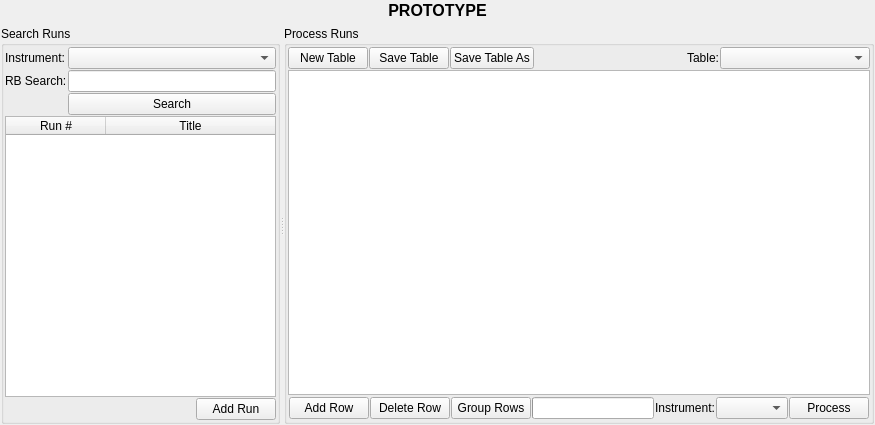
First picture: the form in Code/Mantid/MantidQt/CustomInterfaces/inc/MantidQtCustomInterfaces/ReflMainWidget.ui, repository mantidproject/mantid, before the edit.
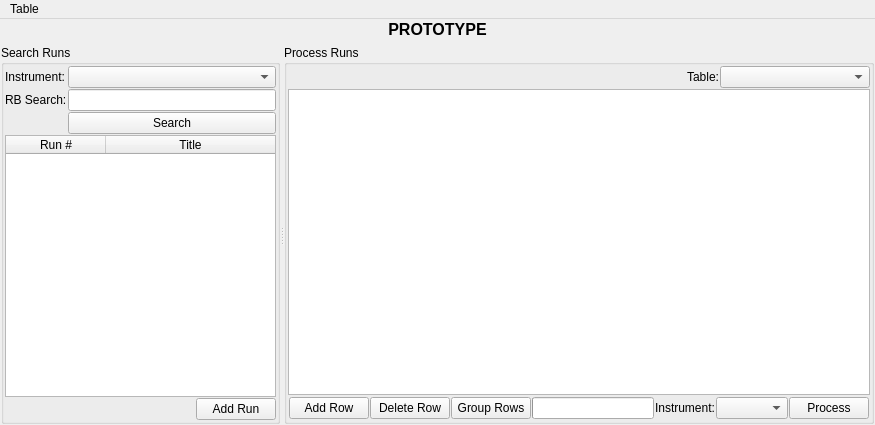
Second picture: the form after the edit. Icons and pictures are not drawn. Custom widgets are drawn as their Qt base class.

Commit message: Refs #10376 Move New, Save, and Save As to menu bar

What changed in the file:
```diff
--- a/Code/Mantid/MantidQt/CustomInterfaces/inc/MantidQtCustomInterfaces/ReflMainWidget.ui
+++ b/Code/Mantid/MantidQt/CustomInterfaces/inc/MantidQtCustomInterfaces/ReflMainWidget.ui
@@ -233,36 +233,6 @@
           </property>
           <item>
            <layout class="QHBoxLayout" name="layoutTableButtons">
-            <item>
-             <widget class="QPushButton" name="buttonNew">
-              <property name="toolTip">
-               <string>Start a new table</string>
-              </property>
-              <property name="text">
-               <string>New Table</string>
-              </property>
-             </widget>
-            </item>
-            <item>
-             <widget class="QPushButton" name="buttonSave">
-              <property name="toolTip">
-               <string>Save the current table as a Table Workspace</string>
-              </property>
-              <property name="text">
-               <string>Save Table</string>
-              </property>
-             </widget>
-            </item>
-            <item>
-             <widget class="QPushButton" name="buttonSaveAs">
-              <property name="toolTip">
-               <string>Save the current table as a Table Workspace</string>
-              </property>
-              <property name="text">
-               <string>Save Table As</string>
-              </property>
-             </widget>
-            </item>
             <item>
              <spacer name="spacerTableButtons">
               <property name="orientation">
@@ -433,6 +403,25 @@
     </item>
    </layout>
   </widget>
+  <widget class="QMenuBar" name="menuBar">
+   <property name="geometry">
+    <rect>
+     <x>0</x>
+     <y>0</y>
+     <width>875</width>
+     <height>23</height>
+    </rect>
+   </property>
+   <widget class="QMenu" name="menuTable">
+    <property name="title">
+     <string>Table</string>
+    </property>
+    <addaction name="actionNewTable"/>
+    <addaction name="actionSaveTable"/>
+    <addaction name="actionSaveTableAs"/>
+   </widget>
+   <addaction name="menuTable"/>
+  </widget>
   <action name="actionNewTable">
    <property name="icon">
     <iconset resource="../../../../MantidPlot/icons/icons.qrc">
```
Left out of the diff: 18 changed lines with no effect on the pictures.
